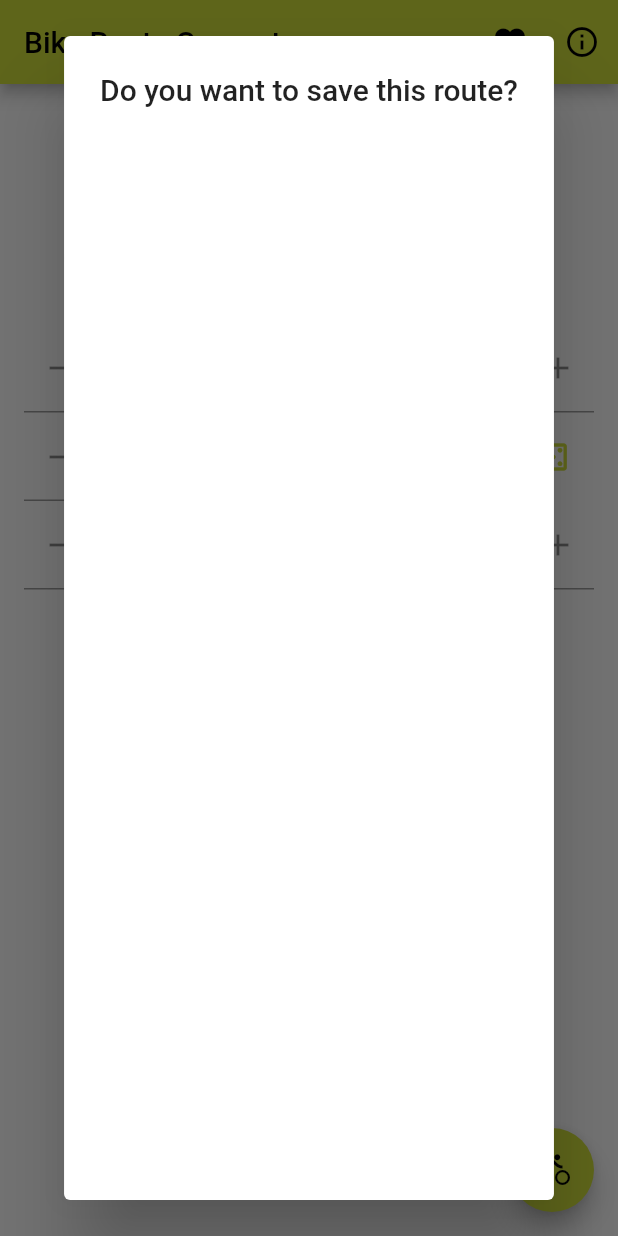
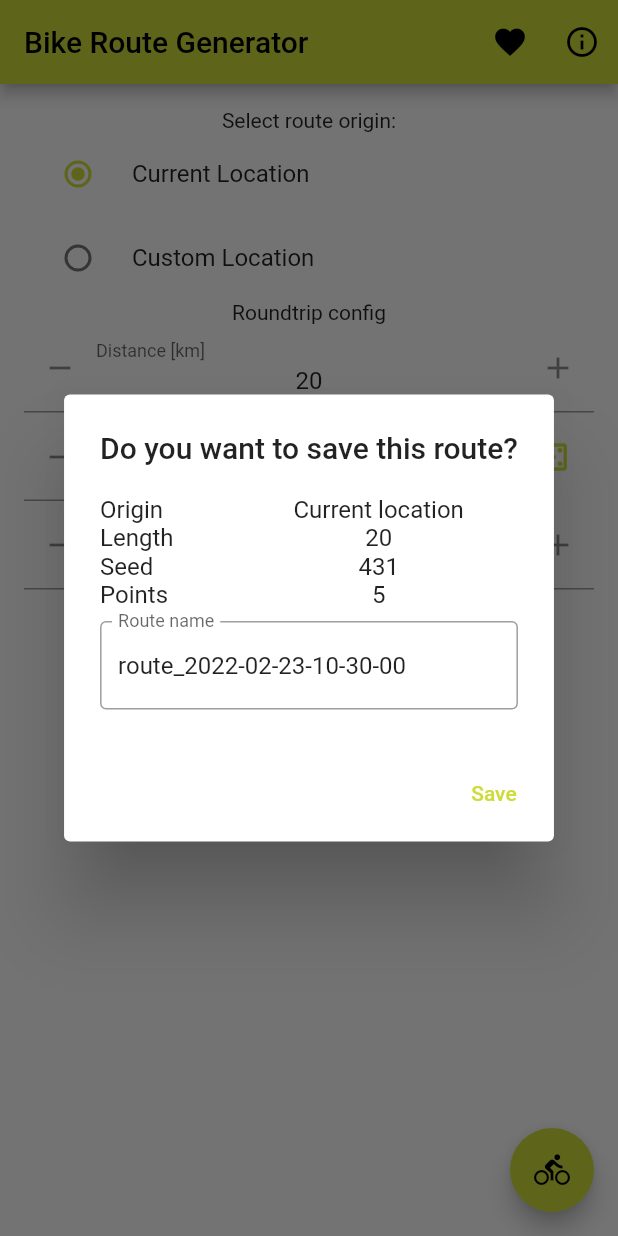
Before and after one commit to PawelRaciborski/bike-route-generator, a Flutter app: the screen it shows after launch, after a tap on "add route to favourite", on a phone screen of 412 x 824 dp. Run offline on Flutter 3.47's test engine with Material 2 defaults, Android fonts, the phone set to English and light mode, and no system bars; drawn by our look-alikes of flutter_spinbox; our stand-ins replace floor, flutter_linkify, flutter_mobx, flutter_svg, geolocator, get_it and 3 more; missing offline and left inert: map_launcher; accounts and stored records are empty; generated files the repository leaves out were written again.

Commit message:
Handling data input for route saving dialog

```diff
--- a/lib/favs/save_route_dialog.dart
+++ b/lib/favs/save_route_dialog.dart
@@ -1,5 +1,6 @@
 import 'package:bike_route_generator/home/configuration_store.dart';
 import 'package:flutter/material.dart';
+import 'package:intl/intl.dart';
 import 'package:map_launcher/map_launcher.dart';
 
 class SaveRouteDialog extends StatefulWidget {
@@ -8,27 +9,96 @@ class SaveRouteDialog extends StatefulWidget {
   final int seed;
   final int length;
   final int points;
+  final Function(String) routeConfirmed;
 
-  SaveRouteDialog({
-    required this.selectedMode,
-    this.origin,
-    required this.seed,
-    required this.length,
-    required this.points,
-  });
+  SaveRouteDialog(
+      {required this.selectedMode,
+      this.origin,
+      required this.seed,
+      required this.length,
+      required this.points,
+      required this.routeConfirmed});
 
   @override
   State<StatefulWidget> createState() => _SaveRouteDialogState();
 }
 
 class _SaveRouteDialogState extends State<SaveRouteDialog> {
+  late TextEditingController _textController =
+      TextEditingController(text: "route_$_defaultRouteName");
+
+  String get _defaultRouteName {
+    final DateTime now = DateTime.now();
+    final DateFormat formatter = DateFormat('yyyy-MM-dd-hh-mm-ss');
+    return formatter.format(now);
+  }
+
   @override
-  Widget build(BuildContext context) {
-    return AlertDialog(
+  Widget build(BuildContext context) => AlertDialog(
       title: Text("Do you want to save this route?"),
       content: Container(
+        child: Column(
+          mainAxisSize: MainAxisSize.min,
+          children: [
+            _buildDetails(),
+            Padding(
+              padding: const EdgeInsets.only(top: 8.0),
+              child: TextField(
+                controller: _textController,
+                decoration: InputDecoration(
+                  border: OutlineInputBorder(),
+                  labelText: "Route name",
+                ),
+              ),
+            ),
+          ],
+        ),
+      ),
+      actions: [
+        TextButton(
+            onPressed: () {
+              widget.routeConfirmed(_textController.text);
+              Navigator.pop(context);
+            },
+            child: const Text("Save")),
+      ],
+    );
 
-      ),
+  Widget _buildDetails() {
+    return Row(
+      children: [
+        Expanded(
+          flex: 1,
+          child: Column(
+            crossAxisAlignment: CrossAxisAlignment.start,
+            children: [
+              Text("Origin"),
+              Text("Length"),
+              Text("Seed"),
+              Text("Points"),
+            ],
+          ),
+        ),
+        Expanded(
+          flex: 2,
+          child: Column(
+            children: [
+              Text(
+                "${widget.selectedMode == RouteOriginLocation.custom ? widget.origin : "Current location"}",
+              ),
+              Text("${widget.length}"),
+              Text("${widget.seed}"),
+              Text("${widget.points}"),
+            ],
+          ),
+        )
+      ],
     );
   }
+
+  @override
+  void dispose() {
+    _textController.dispose();
+    super.dispose();
+  }
 }
--- a/lib/home/configuration_route.dart
+++ b/lib/home/configuration_route.dart
@@ -244,7 +244,11 @@ class _ConfigurationRouteState extends State<ConfigurationRoute> {
                         length: _configuration.length,
                         points: _configuration.points,
                         seed: _configuration.seed,
-                        ))
+                        routeConfirmed: (routeName) {
+                          print(routeName);
+                        },
+                      ),
+                    )
                 : null,
             icon: Icon(Icons.favorite_border),
             label: Text("add route to favourite"),
--- a/lib/home/map_selection_dialog.dart
+++ b/lib/home/map_selection_dialog.dart
@@ -9,8 +9,6 @@ var selectedMapPrefsKey = "SELECTED_MAP";
 class MapSelectionDialog extends StatefulWidget {
   final List<AvailableMap> maps;
   final Configuration configuration;
-
-
 
   const MapSelectionDialog({
     Key? key,
--- a/pubspec.yaml
+++ b/pubspec.yaml
@@ -41,6 +41,7 @@ dependencies:
   get_it: ^7.2.0
   mobx: ^2.0.6+1
   flutter_mobx: ^2.0.4
+  intl: ^0.17.0
 
 dev_dependencies:
   floor_generator: ^1.2.0
```
Lines whose indentation alone changed are shown as unchanged.
